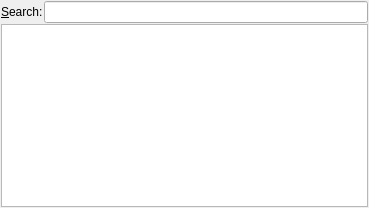
The window that scribus/ui/unicodesearch.ui (scribusproject/scribus) describes before a commit, drawn with Qt 5.
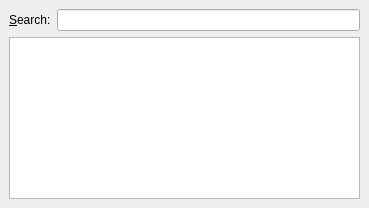
The same window after the commit.

Commit message: #16418: Unify margin and spacing for Character Palette <bubu>

```diff
--- a/scribus/ui/unicodesearch.ui
+++ b/scribus/ui/unicodesearch.ui
@@ -13,16 +13,22 @@
   <property name="windowTitle" >
    <string>Unicode Search</string>
   </property>
-  <layout class="QGridLayout" >
-   <property name="margin" >
-    <number>1</number>
+  <layout class="QGridLayout">
+   <property name="leftMargin">
+    <number>9</number>
    </property>
-   <property name="spacing" >
-    <number>1</number>
+   <property name="topMargin">
+    <number>9</number>
    </property>
-   <item row="0" column="0" >
-    <widget class="QLabel" name="textLabel1" >
-     <property name="text" >
+   <property name="rightMargin">
+    <number>9</number>
+   </property>
+   <property name="bottomMargin">
+    <number>9</number>
+   </property>
+   <item row="0" column="0">
+    <widget class="QLabel" name="textLabel1">
+     <property name="text">
       <string>&amp;Search:</string>
      </property>
      <property name="wordWrap" >
@@ -55,7 +61,6 @@
    </item>
   </layout>
  </widget>
- <layoutdefault spacing="6" margin="11" />
  <resources/>
  <connections/>
 </ui>
```
Left out of the diff: 31 changed lines with no effect on the pictures. The commit also changes 2 other files.
